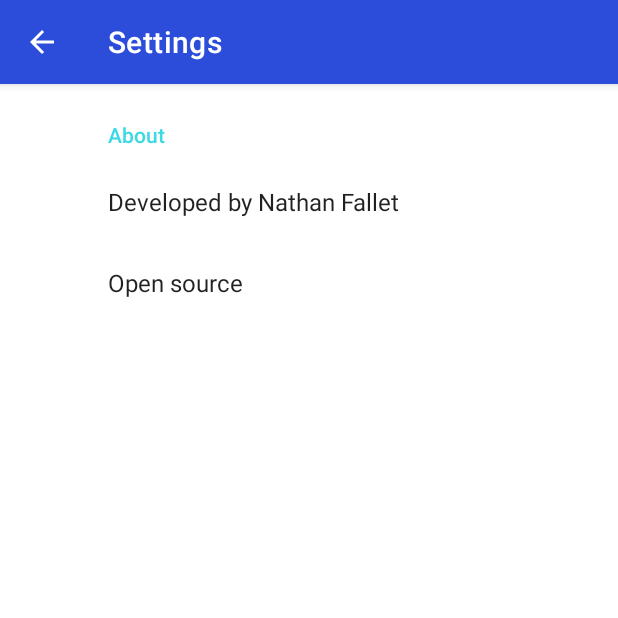
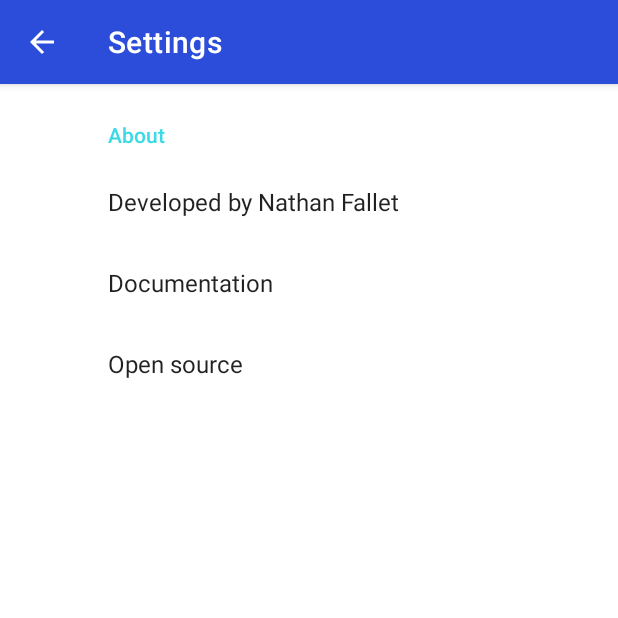
Before and after one commit to nathanfallet/ocaml, an Android app: the SettingsActivity screen opened directly, with no data from a screen before it, on a phone screen of 412 x 824 dp, the top half of it. Run offline under Robolectric (Android 15) with nearby library versions, the light colour scheme and no system bars; our stand-ins replace androidx.preference; libraries missing offline, so code that uses them is left out: me.nathanfallet.myappsandroid; 2 statements that could not run were skipped.

Commit message:
Adding android highlighting + fixes

```diff
--- a/android/src/main/java/me/nathanfallet/ocaml/fragments/CodeFragment.kt
+++ b/android/src/main/java/me/nathanfallet/ocaml/fragments/CodeFragment.kt
@@ -9,6 +9,7 @@ import android.view.View
 import android.view.ViewGroup
 import androidx.fragment.app.activityViewModels
 import de.markusressel.kodeeditor.library.view.CodeEditorLayout
+import de.markusressel.kodehighlighter.language.ocaml.OCamlRuleBook
 import me.nathanfallet.ocaml.viewmodels.CodeViewModel
 
 class CodeFragment : Fragment(), TextWatcher {
@@ -26,6 +27,7 @@ class CodeFragment : Fragment(), TextWatcher {
         }
 
         editor?.codeEditorView?.codeEditText?.addTextChangedListener(this)
+        editor?.languageRuleBook = OCamlRuleBook()
 
         return editor
     }
--- a/android/src/main/java/me/nathanfallet/ocaml/fragments/ConsoleFragment.kt
+++ b/android/src/main/java/me/nathanfallet/ocaml/fragments/ConsoleFragment.kt
@@ -75,7 +75,7 @@ class ConsoleFragment : Fragment() {
                 when (it.span) {
                     "sharp" -> {
                         holder.textView.text = "# %s".format(it.content)
-                        holder.textView.setTextColor(getColorAttr(android.R.attr.textColorPrimary,
+                        holder.textView.setTextColor(getColorAttr(android.R.attr.textColorSecondary,
                             holder.textView.context))
                     }
                     "caml" -> {
--- a/android/src/main/res/layout/fragment_console.xml
+++ b/android/src/main/res/layout/fragment_console.xml
@@ -7,9 +7,9 @@
     <androidx.recyclerview.widget.RecyclerView
         android:id="@+id/recyclerView"
         android:layout_width="match_parent"
-        android:layout_height="match_parent"
+        android:layout_height="0dp"
         android:layout_margin="8dp"
-        app:layout_constraintBottom_toBottomOf="parent"
+        app:layout_constraintBottom_toTopOf="@id/field_layout"
         app:layout_constraintEnd_toEndOf="parent"
         app:layout_constraintHorizontal_bias="0.0"
         app:layout_constraintStart_toStartOf="parent"
@@ -17,6 +17,7 @@
         app:layout_constraintVertical_bias="0.0" />
 
     <LinearLayout
+        android:id="@+id/field_layout"
         android:layout_width="match_parent"
         android:layout_height="wrap_content"
         android:layout_alignParentBottom="true"
--- a/android/src/main/res/values/strings.xml
+++ b/android/src/main/res/values/strings.xml
@@ -10,6 +10,7 @@
     <string name="code">Code</string>
     <string name="settings">Settings</string>
     <string name="about">About</string>
+    <string name="documentation">Documentation</string>
     <string name="console">Console</string>
     <string name="developer_text">Developed by Nathan Fallet</string>
     <string name="opensource">Open source</string>
--- a/android/src/main/res/xml/header_preferences.xml
+++ b/android/src/main/res/xml/header_preferences.xml
@@ -1,4 +1,5 @@
-<PreferenceScreen xmlns:app="http://schemas.android.com/apk/res-auto">
+<PreferenceScreen xmlns:app="http://schemas.android.com/apk/res-auto"
+    xmlns:android="http://schemas.android.com/apk/res/android">
 
     <!--
     <PreferenceCategory
@@ -17,6 +18,12 @@
             app:title="@string/developer_text"/>
 
         <Preference
+            app:title="@string/documentation">
+            <intent android:action="android.intent.action.VIEW"
+                android:data="https://ocaml-learn-code.com/learn" />
+        </Preference>
+
+        <Preference
             app:fragment="me.nathanfallet.ocaml.activities.SettingsActivity$OpenSourceFragment"
             app:key="messages_header"
             app:title="@string/opensource" />
```
Also changed, not shown: android/build.gradle (+5 -3 lines), 6 other files.
